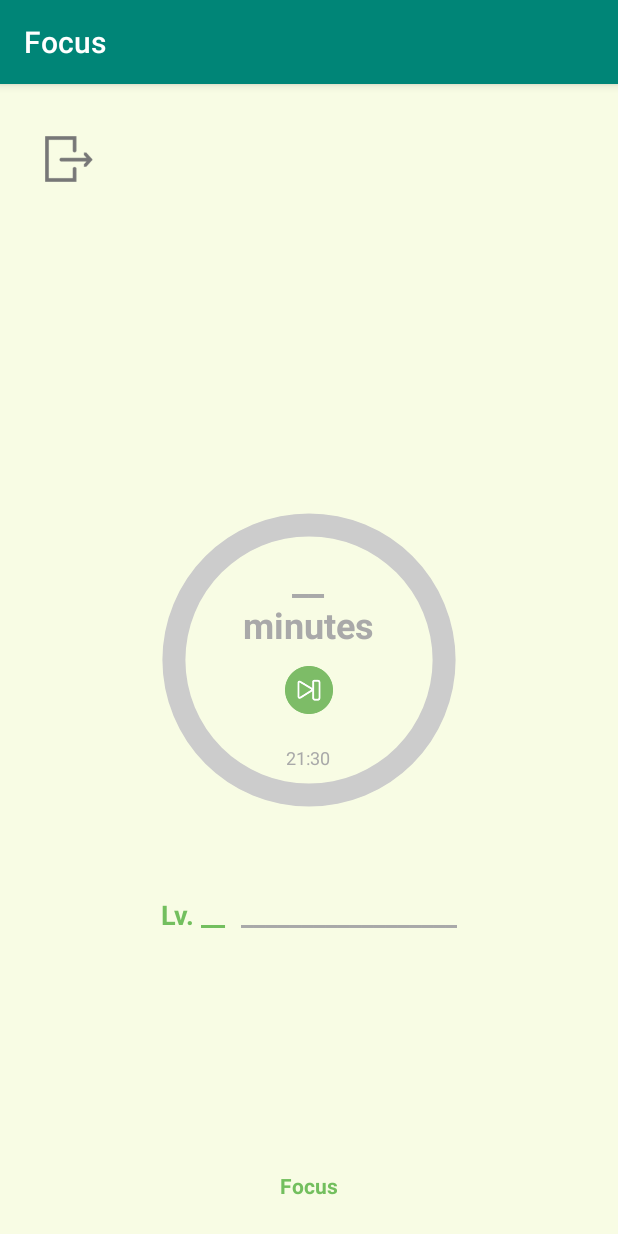
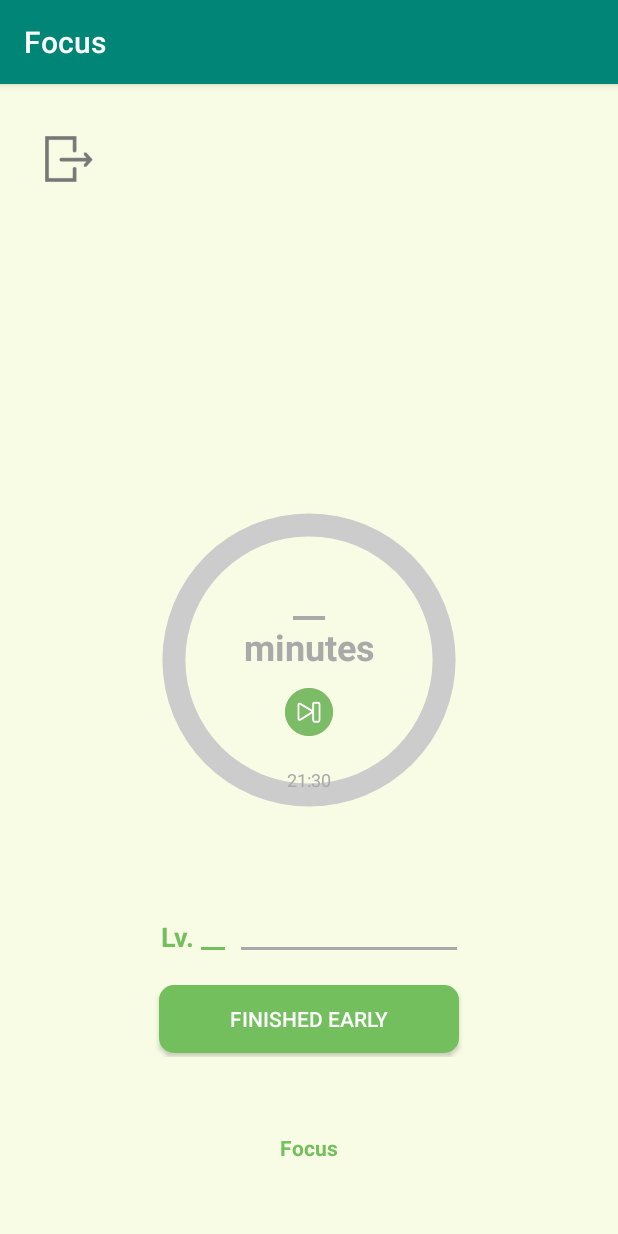
Before and after one commit to cechiu2/SiebelUnited, an Android app: the TimerActivity screen opened directly, with no data from a screen before it, on a phone screen of 412 x 824 dp. Run offline under Robolectric (Android 15) with nearby library versions, the phone set to English and light mode, and no system bars; 4 statements that could not run were skipped.

Commit message:
0427: finish early button & a bunch of minor modifications

```diff
--- a/app/src/main/java/siebelunited/cs465/illinois/edu/focus/HomeFragment.java
+++ b/app/src/main/java/siebelunited/cs465/illinois/edu/focus/HomeFragment.java
@@ -97,7 +97,7 @@ public class HomeFragment extends Fragment{
         entries.add(new BarEntry(7f, 3));
         entries.add(new BarEntry(8f, 4));
         entries.add(new BarEntry(6f, 5));
-        entries.add(new BarEntry(5f, 5));
+        entries.add(new BarEntry((float) tasks_completed, 6));
 
         BarDataSet bardataset = new BarDataSet(entries, "Days");
 
--- a/app/src/main/java/siebelunited/cs465/illinois/edu/focus/MainActivity.java
+++ b/app/src/main/java/siebelunited/cs465/illinois/edu/focus/MainActivity.java
@@ -98,7 +98,7 @@ public class MainActivity extends AppCompatActivity implements SelectTaskDialog.
         username = "???";
         user_level = 10;
         user_exp = 42;
-        tasks_completed = 10;
+        tasks_completed = 5;
         time_focused_hrs = 5;
         time_focused_min = 30;
         tasks = new ArrayList<>();
--- a/app/src/main/res/layout/activity_timer.xml
+++ b/app/src/main/res/layout/activity_timer.xml
@@ -46,25 +46,26 @@
             android:id="@+id/timeleft"
             android:layout_width="300dp"
             android:layout_height="30dp"
+            android:layout_gravity="center_horizontal"
+            android:layout_marginTop="210dp"
             android:gravity="center"
             android:text="__"
             android:textColor="#a9a9a9"
             android:textSize="24sp"
-            android:textStyle="bold"
-            android:layout_marginTop="210dp"
-            android:layout_marginLeft="55dp"/>
+            android:textStyle="bold" />
 
         <TextView
             android:id="@+id/minutesliterally"
             android:layout_width="300dp"
             android:layout_height="30dp"
+            android:layout_below="@id/timeleft"
+            android:layout_gravity="center_horizontal"
             android:gravity="center"
             android:text="minutes"
             android:textColor="#a9a9a9"
             android:textSize="24sp"
-            android:textStyle="bold"
-            android:layout_marginLeft="55dp"
-            android:layout_below="@id/timeleft"/>
+
+            android:textStyle="bold" />
 
         <LinearLayout
             android:id="@+id/musicbuttons"
@@ -99,60 +100,80 @@
             android:id="@+id/thetime"
             android:layout_width="300dp"
             android:layout_height="30dp"
+            android:layout_below="@id/timeleft"
+            android:layout_gravity="center_horizontal"
             android:gravity="center"
             android:text="21:30"
             android:textColor="#a9a9a9"
-            android:textSize="12sp"
-            android:layout_marginLeft="55dp"
-            android:layout_below="@id/timeleft"/>
+            android:textSize="12sp" />
 
         <LinearLayout
             android:id="@+id/levelandname"
             android:layout_width="match_parent"
-            android:layout_height="200dp"
+            android:layout_height="120dp"
             android:gravity="center_horizontal"
             android:orientation="horizontal"
 
             app:layout_constraintTop_toBottomOf="@+id/minuteslabel"
             tools:layout_editor_absoluteX="0dp">
+
             <TextView
                 android:id="@+id/level"
                 android:layout_width="wrap_content"
                 android:layout_height="40dp"
                 android:layout_marginLeft="105dp"
+                android:layout_marginTop="70dp"
                 android:gravity="center_vertical"
                 android:text="Lv. __"
                 android:textColor="#73BF5E"
                 android:textSize="18sp"
-                android:layout_marginTop="70dp"
-                android:textStyle="bold"/>
+                android:textStyle="bold" />
 
             <TextView
                 android:id="@+id/name"
                 android:layout_width="wrap_content"
                 android:layout_height="40dp"
                 android:layout_marginLeft="10dp"
+                android:layout_marginTop="70dp"
                 android:layout_marginRight="105dp"
                 android:gravity="center_vertical"
                 android:text="__________________"
                 android:textColor="#a9a9a9"
                 android:textSize="18sp"
-                android:layout_marginTop="70dp"
-                android:textStyle="bold"/>
+                android:textStyle="bold" />
+
+        </LinearLayout>
+
+        <LinearLayout
+            android:layout_width="match_parent"
+            android:layout_height="50dp"
+            android:layout_below="@id/levelandname"
+            android:gravity="center">
+
+            <Button
+                android:layout_width="200dp"
+                android:layout_height="45dp"
+                android:background="@drawable/layout_selected"
+                android:onClick="finishEarly"
+                android:text="Finished Early"
+                android:textColor="#ffffff">
+
+            </Button>
         </LinearLayout>
 
         <TextView
             android:id="@+id/Focus"
             android:layout_width="300dp"
-            android:layout_height="80dp"
+            android:layout_height="70dp"
+            android:layout_below="@id/timeleft"
+            android:layout_marginLeft="55dp"
+            android:layout_marginBottom="-200dp"
             android:gravity="bottom | center"
             android:text="Focus"
             android:textColor="#73BF5E"
             android:textSize="14sp"
-            android:textStyle="bold"
-            android:layout_marginLeft="55dp"
-            android:layout_marginBottom="-200dp"
-            android:layout_below="@id/timeleft" />
+            android:textStyle="bold" />
+
 
     </LinearLayout>
 
--- a/app/src/main/res/menu/bottom_nav_menu.xml
+++ b/app/src/main/res/menu/bottom_nav_menu.xml
@@ -4,7 +4,7 @@
     <item
         android:id="@+id/about"
         android:enabled="true"
-        android:title="About"
+        android:title="Summary"
         />
     <item
         android:id="@+id/focus"
```
Also changed, not shown: app/src/main/java/siebelunited/cs465/illinois/edu/focus/TimerActivity.java (+34 -1 lines). Lines whose indentation alone changed are shown as unchanged.
